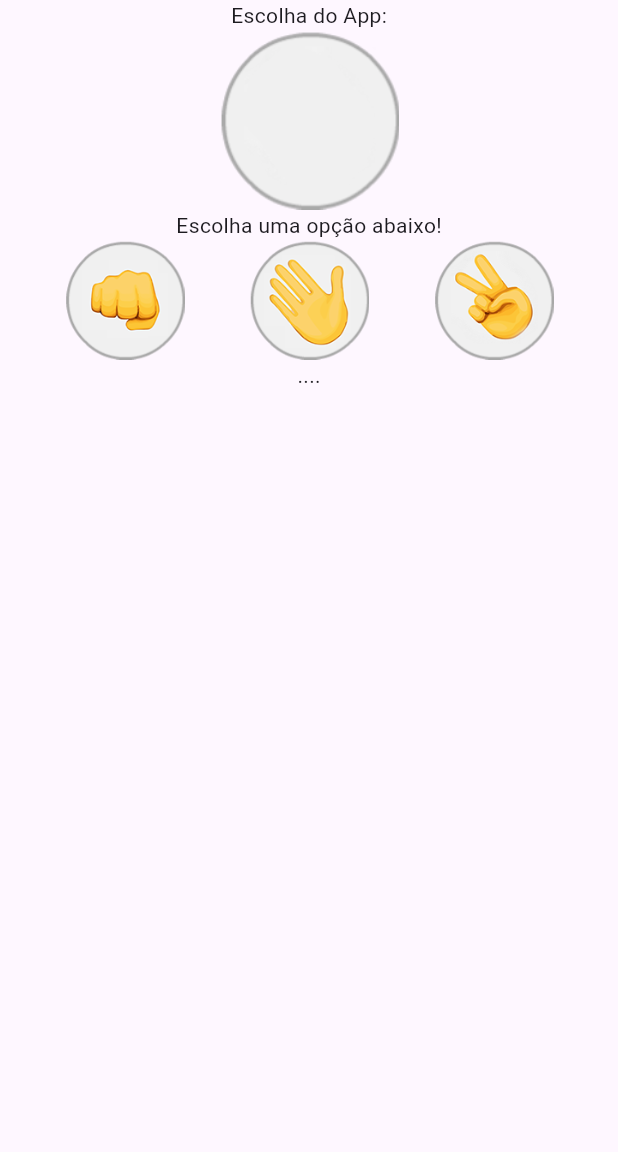
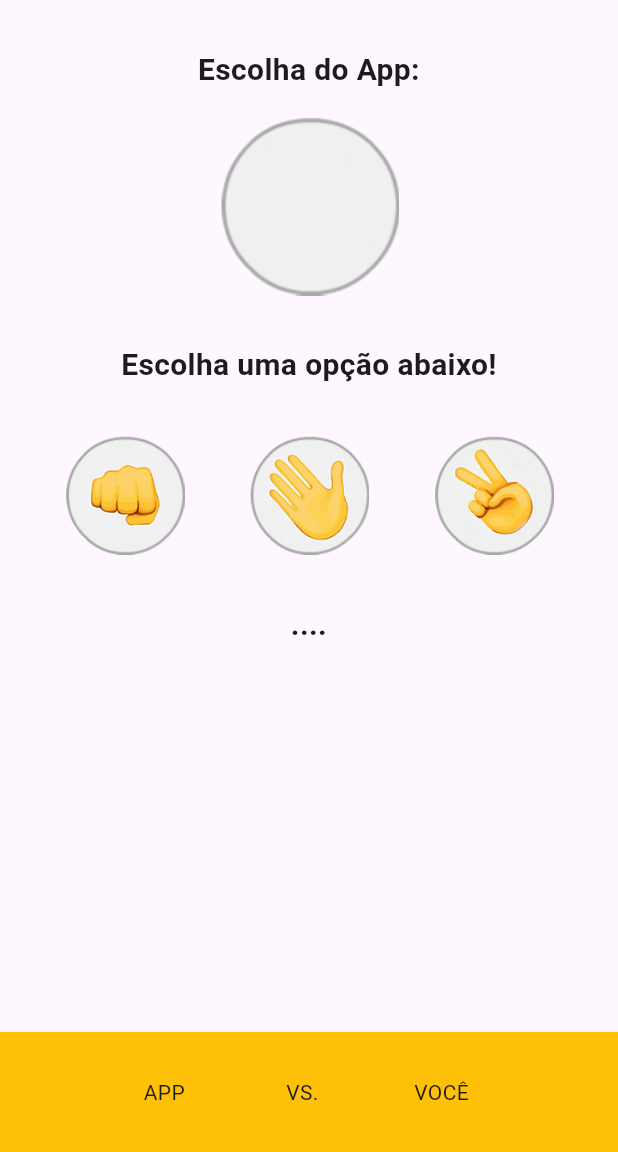
Before and after one commit to ProfGregorio/app2-jokenpo, a Flutter app: the screen it shows after launch, on a phone screen of 412 x 824 dp, the part 84-1236 px from its top. Run offline on Flutter 3.47's test engine with Material 3 defaults, Android fonts, the phone set to English and light mode, and no system bars.

Commit message:
Formatação

```diff
--- a/lib/Jogo.dart
+++ b/lib/Jogo.dart
@@ -8,6 +8,9 @@ class Jogo extends StatefulWidget {
   @override
   State<Jogo> createState() => _JogoState();
 }
+int vitApp = 0;
+int vitJog = 0;
+int qtdJogos = 0;
 List _imgAleatoria = [
   "pedra",
   "papel",
@@ -71,13 +74,36 @@ class _JogoState extends State<Jogo> {
           title: Text('Jokenpo', textAlign: TextAlign.center)
       ),
       body: Column(
+        crossAxisAlignment: CrossAxisAlignment.stretch,
           children: [
             //text
-            Text("Escolha do App:"),
+            Padding(
+                padding: EdgeInsets.only(top: 32, bottom: 16),
+                child: Text(
+                  "Escolha do App:",
+                  textAlign: TextAlign.center,
+                  style: TextStyle(
+                      fontSize: 20,
+                      fontWeight: FontWeight.bold
+                  ),
+                ),
+            ),
+
             //imagem
             Image.asset(pathImg, height: 120),
             //text resultado
-            Text(escolhaJogador),
+            //Text(escolhaJogador),
+            Padding(
+              padding: EdgeInsets.only(top: 32, bottom: 32),
+              child: Text(
+                escolhaJogador,
+                textAlign: TextAlign.center,
+                style: TextStyle(
+                    fontSize: 20,
+                    fontWeight: FontWeight.bold
+                ),
+              ),
+            ),
             //Linha 3 Imagens na horizontal
             Row(
               mainAxisAlignment: MainAxisAlignment.spaceEvenly,
@@ -101,9 +127,34 @@ class _JogoState extends State<Jogo> {
                 ),
               ],
             ),
-            Text(resultado),
+            Padding(
+              padding: EdgeInsets.only(top: 32, bottom: 16),
+              child: Text(
+                resultado,
+                textAlign: TextAlign.center,
+                style: TextStyle(
+                    fontSize: 20,
+                    fontWeight: FontWeight.bold
+                ),
+              ),
+            ),
           ],
         ),
-      );
+      bottomNavigationBar: BottomAppBar(
+          color: Colors.amber,
+          child: Padding(
+              padding: EdgeInsets.all(16),
+              child: Row(
+                mainAxisAlignment: MainAxisAlignment.spaceEvenly,
+                children: [
+                  Text("APP "),
+                  Text("VS."),
+                  Text("VOCÊ "),
+                ],
+              )
+          )
+
+      ),
+    );
   }
 }
```
